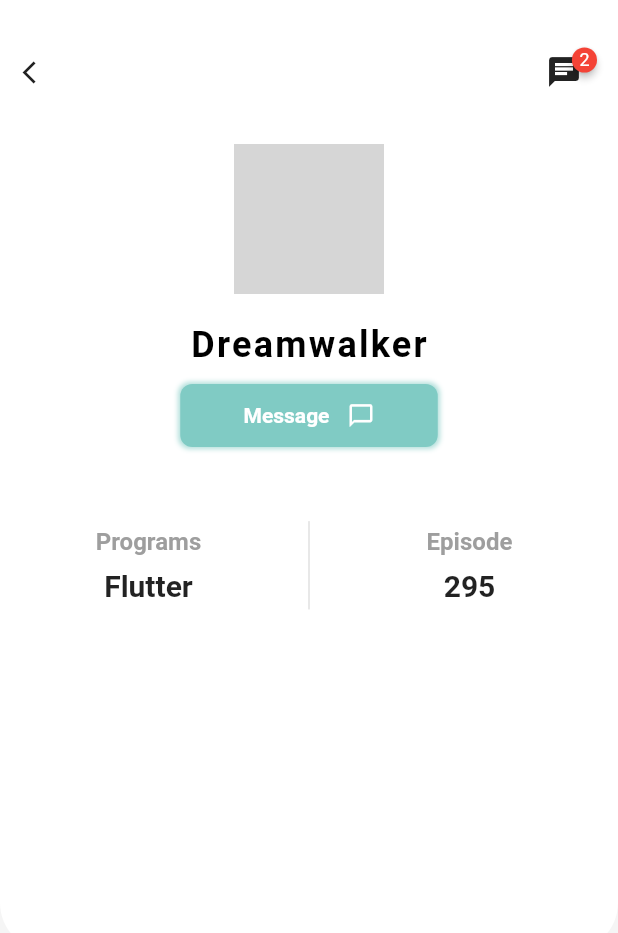
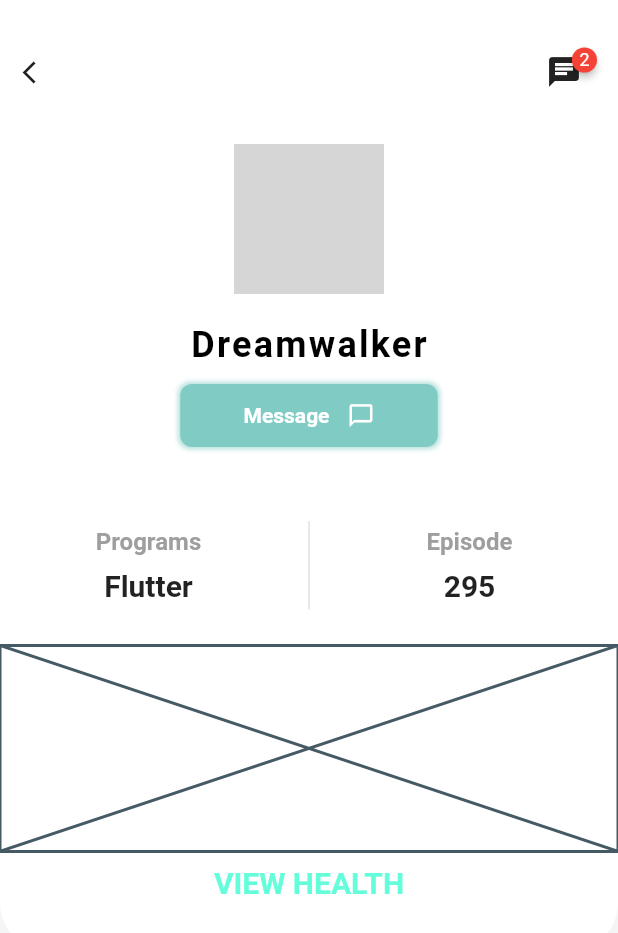
Before and after one commit to JAICHANGPARK/flutter_notebook_the_third_story, a Flutter app: the screen it shows after launch, on a phone screen of 412 x 824 dp. Shown: the top 933 px of the screen. Run offline on Flutter 3.47's test engine with Material 2 defaults, Android fonts, the phone set to English and light mode, and no system bars; drawn by our look-alikes of badges; our stand-ins replace dotted_border, fl_chart, page_transition, percent_indicator; network calls fail; grey boxes are pictures that could not be loaded.

Commit message:
Update profile_page.dart

```diff
--- a/lib/fittel_app/profile_page.dart
+++ b/lib/fittel_app/profile_page.dart
@@ -177,7 +177,22 @@ class _ProfilePageState extends State<ProfilePage> {
                           ),
                         ],
                       ),
-                    )
+                    ),
+                    SizedBox(height: 24,),
+                    Container(
+                      height: MediaQuery.of(context).size.height / 6,
+                      child: Placeholder(),
+                    ),
+                    Container(
+                      height: MediaQuery.of(context).size.height / 20,
+                      child: Center(
+                        child: Text("VIEW HEALTH",style: TextStyle(
+                          color: Colors.tealAccent,
+                          fontSize: 20,
+                          fontWeight: FontWeight.bold
+                        ),),
+                      ),
+                    ),
                   ],
                 ),
               ),
```
